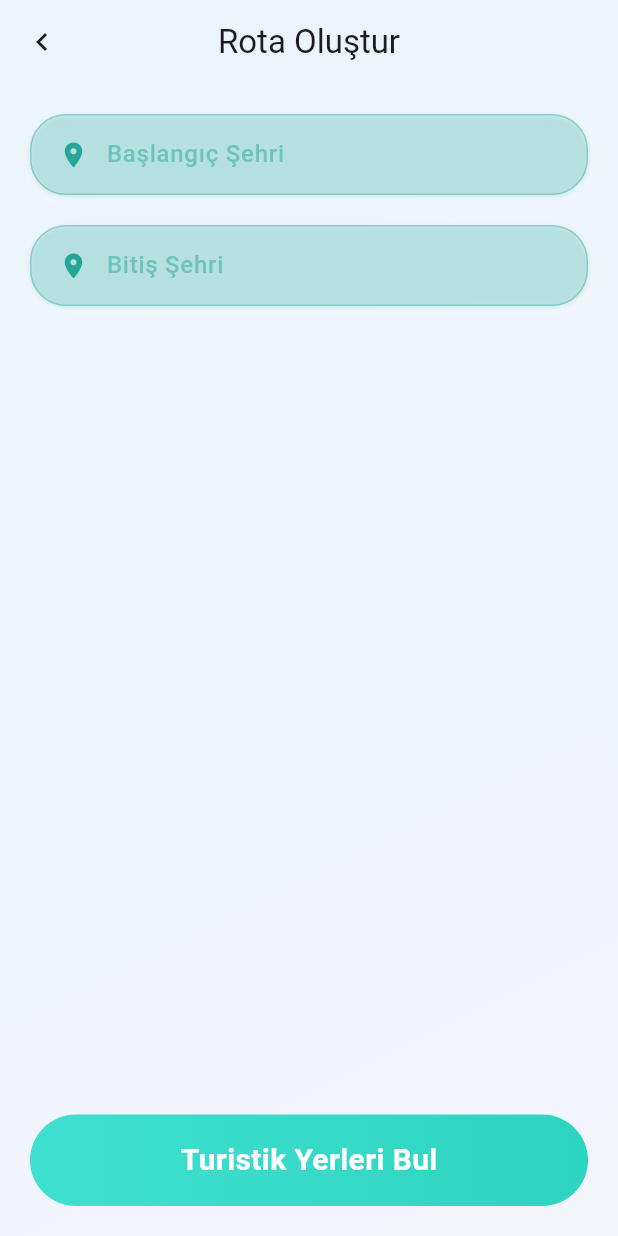
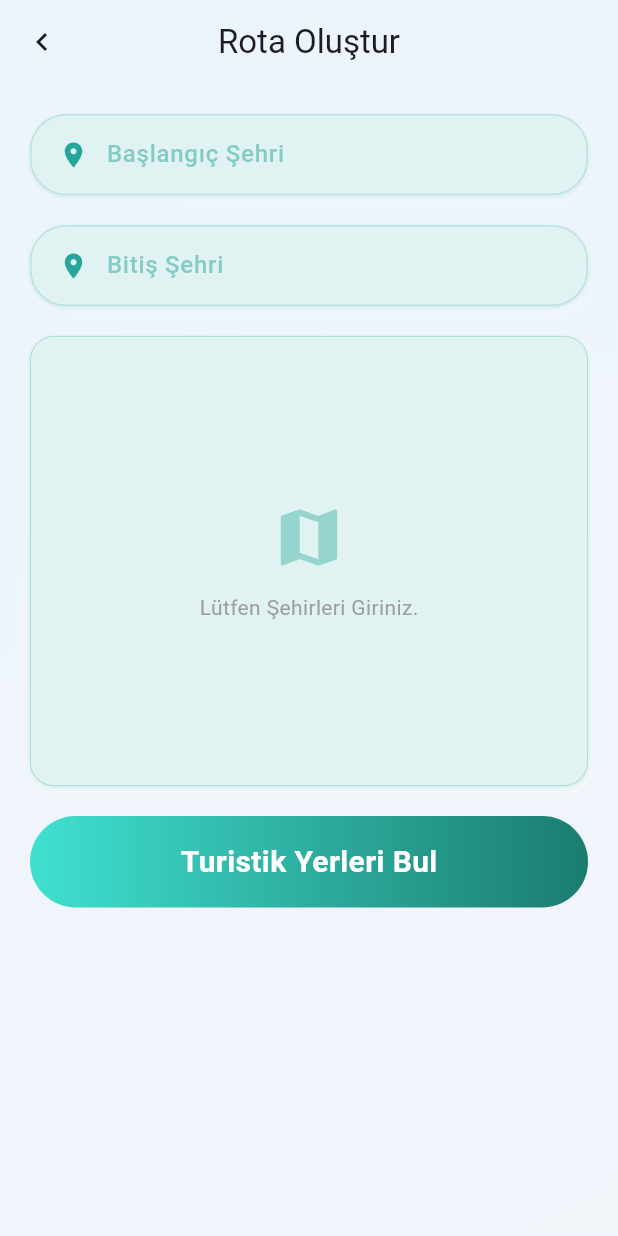
Before and after one commit to batuhangozegu/SmartRoute-Flutter, a Flutter app: the CreateRoute screen opened directly, on a phone screen of 412 x 824 dp. Run offline on Flutter 3.47's test engine with Material 3 defaults, Android fonts, the phone set to English and light mode, and no system bars; our stand-ins replace flutter_map, latlong2.

Commit message:
MapPlaceHolder Eklendi

```diff
--- a/smart_route/lib/Compenents/custom_text_field.dart
+++ b/smart_route/lib/Compenents/custom_text_field.dart
@@ -4,11 +4,13 @@ class CustomTextField extends StatelessWidget {
   final String placeHolder;
   final TextEditingController controller;
   final IconData? icon;
+  final Function(String)? onChanged;
 
   const CustomTextField({
     Key? key,
     required this.placeHolder,
     required this.controller,
+    this.onChanged,
     this.icon,
   }) : super(key: key);
 
@@ -16,10 +18,10 @@ class CustomTextField extends StatelessWidget {
   Widget build(BuildContext context) {
     return Container(
       decoration: BoxDecoration(
-        color: Colors.teal.shade300.withValues(alpha: 0.15),
+        color: Colors.teal.shade50,
         borderRadius: BorderRadius.circular(24),
         border: Border.all(
-          color: Colors.teal.shade400.withValues(alpha: 0.4),
+          color: Colors.teal.shade400.withValues(alpha: 0.2),
           width: 1.0,
         ),
         boxShadow: [
@@ -48,6 +50,7 @@ class CustomTextField extends StatelessWidget {
             Expanded(
               child: TextField(
                 controller: controller,
+                onChanged: onChanged,
                 style: TextStyle(
                   fontSize: 16,
                   fontWeight: FontWeight.w500,
--- /dev/null
+++ b/smart_route/lib/Compenents/map_place_holder.dart
@@ -0,0 +1,85 @@
+import 'package:flutter/material.dart';
+import 'package:flutter_map/flutter_map.dart';
+import 'package:latlong2/latlong.dart';
+
+class MapPlaceHolder extends StatelessWidget {
+  final bool showMap;
+
+  const MapPlaceHolder({Key? key, this.showMap = false}) : super(key: key);
+
+  @override
+  Widget build(BuildContext context) {
+    return Container(
+      height: 300,
+      decoration: BoxDecoration(
+        color: Colors.teal.shade50,
+        borderRadius: BorderRadius.circular(16),
+        border: Border.all(
+          color: Colors.teal.shade400.withValues(alpha: 0.4),
+          width: 0.5,
+        ),
+        boxShadow: [
+          BoxShadow(
+            color: Colors.white.withValues(alpha: 0.6),
+            blurRadius: 6,
+            offset: Offset(0, 3),
+          ),
+          BoxShadow(
+            color: Colors.teal.shade200.withValues(alpha: 0.3),
+            blurRadius: 2,
+            offset: Offset(0, 1),
+          ),
+        ],
+      ),
+      child: ClipRRect(
+        borderRadius: BorderRadius.circular(16),
+        child: showMap ? _buildMap() : _buildMapPlaceHolder(),
+      ),
+    );
+  }
+
+  Widget _buildMapPlaceHolder() {
+    return Center(
+      child: Column(
+        mainAxisAlignment: MainAxisAlignment.center,
+        children: [
+          Icon(
+            Icons.map,
+            size: 50,
+            color: Colors.teal.shade400.withValues(alpha: 0.4),
+          ),
+          SizedBox(height: 12),
+          Text(
+            "Lütfen Şehirleri Giriniz.",
+            style: TextStyle(fontSize: 14, color: Colors.grey),
+          ),
+        ],
+      ),
+    );
+  }
+
+  Widget _buildMap() {
+    return FlutterMap(
+      options: MapOptions(
+        initialCenter: LatLng(39.9334, 32.8597),
+        initialZoom: 6.0,
+      ),
+      children: [
+        TileLayer(
+          urlTemplate: 'https://tile.openstreetmap.org/{z}/{x}/{y}.png',
+          userAgentPackageName: 'com.example.smart_route',
+        ),
+        MarkerLayer(
+          markers: [
+            Marker(
+              point: LatLng(41.022, 27.4225),
+              width: 80,
+              height: 80,
+              child: Icon(Icons.location_on, color: Colors.red, size: 40),
+            ),
+          ],
+        ),
+      ],
+    );
+  }
+}
--- a/smart_route/lib/views/create_route.dart
+++ b/smart_route/lib/views/create_route.dart
@@ -1,6 +1,7 @@
 import 'package:flutter/material.dart';
 import 'package:smart_route/Compenents/custom_text_field.dart';
 import 'package:smart_route/Compenents/gradient_button.dart';
+import 'package:smart_route/Compenents/map_place_holder.dart';
 
 class CreateRoute extends StatefulWidget {
   const CreateRoute({super.key});
@@ -24,6 +25,7 @@ class _CreateRouteState extends State<CreateRoute> {
   Widget build(BuildContext context) {
     return Scaffold(
       extendBodyBehindAppBar: true,
+      resizeToAvoidBottomInset: true,
       appBar: AppBar(
         title: Text("Rota Oluştur"),
         centerTitle: true,
@@ -35,6 +37,8 @@ class _CreateRouteState extends State<CreateRoute> {
         ),
       ),
       body: Container(
+        width: double.infinity,
+        height: double.infinity,
         decoration: BoxDecoration(
           gradient: LinearGradient(
             colors: [
@@ -46,6 +50,7 @@ class _CreateRouteState extends State<CreateRoute> {
           ),
         ),
         child: SafeArea(
+          child: SingleChildScrollView(
             child: Padding(
               padding: const EdgeInsets.all(20),
               child: Column(
@@ -55,17 +60,30 @@ class _CreateRouteState extends State<CreateRoute> {
                     icon: Icons.location_on,
                     placeHolder: "Başlangıç Şehri",
                     controller: _startCityController,
+                    onChanged: (value) => setState(() {}),
                   ),
                   SizedBox(height: 20),
                   CustomTextField(
                     icon: Icons.location_on,
                     placeHolder: "Bitiş Şehri",
                     controller: _endCityController,
+                    onChanged: (value) => setState(() {}),
                   ),
-                Spacer(),
+
+                  SizedBox(height: 20),
+                  MapPlaceHolder(
+                    showMap:
+                        _endCityController.text.trim().isNotEmpty &&
+                        _startCityController.text.trim().isNotEmpty,
+                  ),
+
+                  SizedBox(height: 20),
                   GradientButton(
                     buttonText: "Turistik Yerleri Bul",
-                  gradientColors: [Color(0xFF40E0D0), Color(0xFF2DD4BF)],
+                    gradientColors: [
+                      Color(0xFF40E0D0),
+                      Color.fromARGB(255, 26, 124, 111),
+                    ],
                     gradientStartPoint: Alignment.centerLeft,
                     gradientEndPoint: Alignment.centerRight,
                     onTap: () {
@@ -77,6 +95,7 @@ class _CreateRouteState extends State<CreateRoute> {
             ),
           ),
         ),
+      ),
     );
   }
 }
--- a/smart_route/pubspec.yaml
+++ b/smart_route/pubspec.yaml
@@ -30,6 +30,8 @@ environment:
 dependencies:
   flutter:
     sdk: flutter
+  flutter_map: ^6.1.0
+  latlong2: ^0.9.0
 
   # The following adds the Cupertino Icons font to your application.
   # Use with the CupertinoIcons class for iOS style icons.
```
Lines whose indentation alone changed are shown as unchanged.
